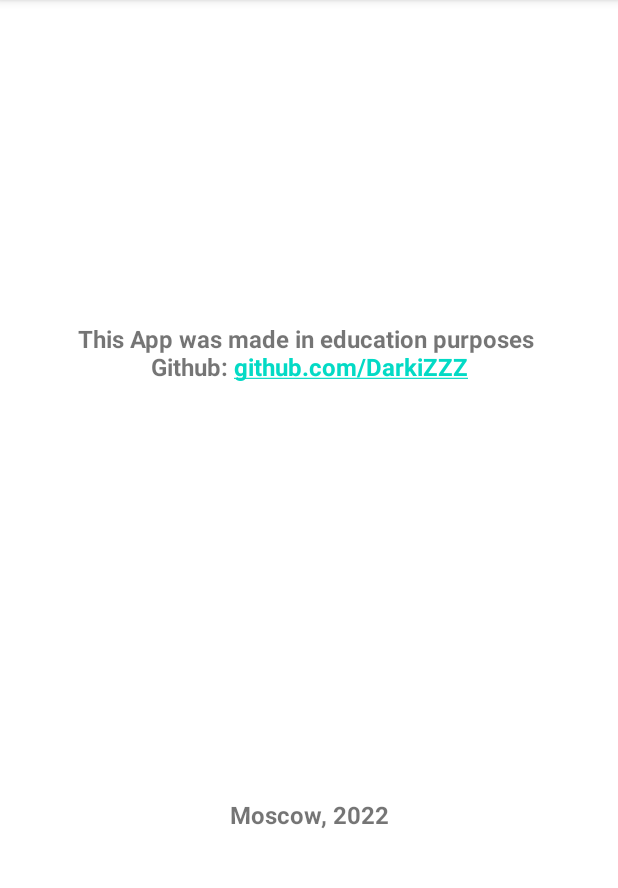
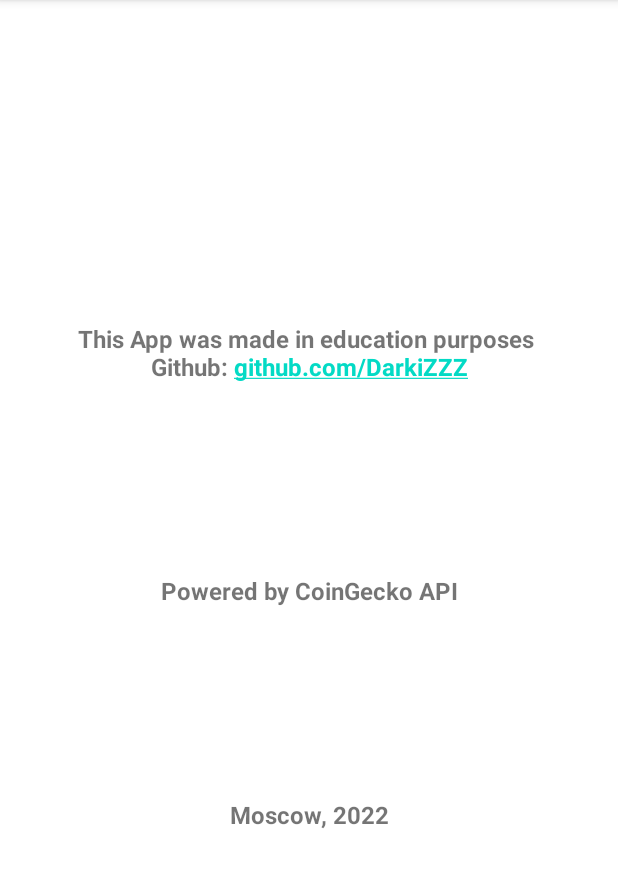
Before and after one commit to DarkiZZZ/Crypto-Currency-App, an Android app: the AboutActivity screen opened directly, with no data from a screen before it, on a phone screen of 412 x 824 dp, the part 84-972 px from its top. Run offline under Robolectric (Android 15) with nearby library versions, the phone set to English and light mode, and no system bars.

Commit message:
updated About description

```diff
--- a/app/src/main/res/values/strings.xml
+++ b/app/src/main/res/values/strings.xml
@@ -2,5 +2,5 @@
     <string name="app_name">Crypto Currency App</string>
     <string name="about_action">About</string>
     <string name="about_description">This App was made in education purposes \n
-        Github: github.com/DarkiZZZ \n\n\n\n\n\n\n\n\n\n\n\n\n\n\n\nMoscow, 2022</string>
+        Github: github.com/DarkiZZZ \n\n\n\n\n\n\n\nPowered by CoinGecko API\n\n\n\n\n\n\n\nMoscow, 2022</string>
 </resources>
```
Also changed, not shown: app/src/main/res/layout/fragment_currencies_list.xml (added, +11 -0 lines).
